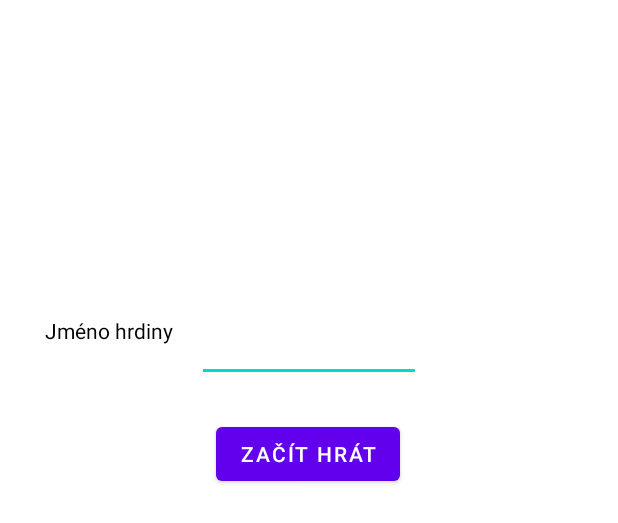
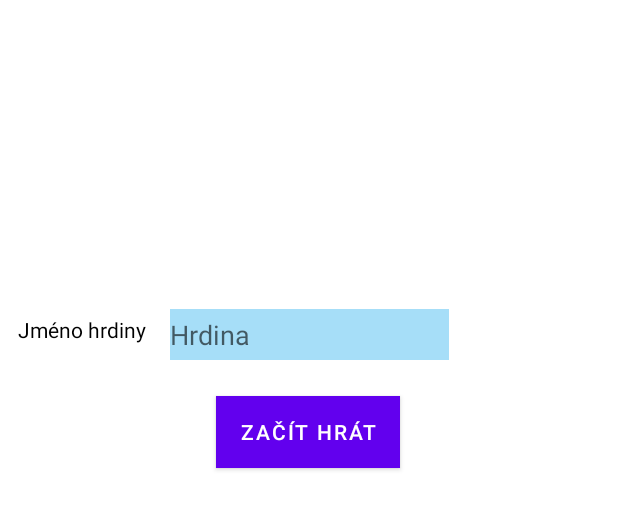
Before and after one commit to pozda2/BMTA, an Android app: the layout activity_newgame.xml on its own in the app's theme, with its tools: preview values and no code run, on a phone screen of 412 x 824 dp. Shown: the top 523 px of the screen. Run offline under Robolectric (Android 15) with nearby library versions, the light colour scheme and no system bars.

Commit message:
Drobne opravy

```diff
--- a/app/src/main/res/layout/activity_newgame.xml
+++ b/app/src/main/res/layout/activity_newgame.xml
@@ -9,9 +9,12 @@
 
     <EditText
         android:id="@+id/heroNameEdit"
-        android:layout_width="149dp"
-        android:layout_height="53dp"
+        style="@style/Widget.AppCompat.AutoCompleteTextView"
+        android:layout_width="186dp"
+        android:layout_height="34dp"
+        android:background="#A6DEF8"
         android:ems="10"
+        android:hint="Hrdina"
         android:inputType="textPersonName"
         android:textColor="@color/black"
         app:layout_constraintBottom_toBottomOf="parent"
@@ -25,11 +28,13 @@
         android:layout_width="wrap_content"
         android:layout_height="wrap_content"
         android:layout_marginTop="24dp"
+        android:background="#3F51B5"
         android:text="@string/startGame"
         app:layout_constraintEnd_toEndOf="parent"
         app:layout_constraintHorizontal_bias="0.498"
         app:layout_constraintStart_toStartOf="parent"
-        app:layout_constraintTop_toBottomOf="@+id/heroNameEdit" />
+        app:layout_constraintTop_toBottomOf="@+id/heroNameEdit"
+        app:rippleColor="#3F51B5" />
 
     <TextView
         android:id="@+id/nameHeroTxt"
```
Also changed, not shown: app/src/main/java/com/example/bmta/model/Game.kt (+16 -16 lines), app/src/main/java/com/example/bmta/model/GamePlan.kt (+10 -10 lines).
